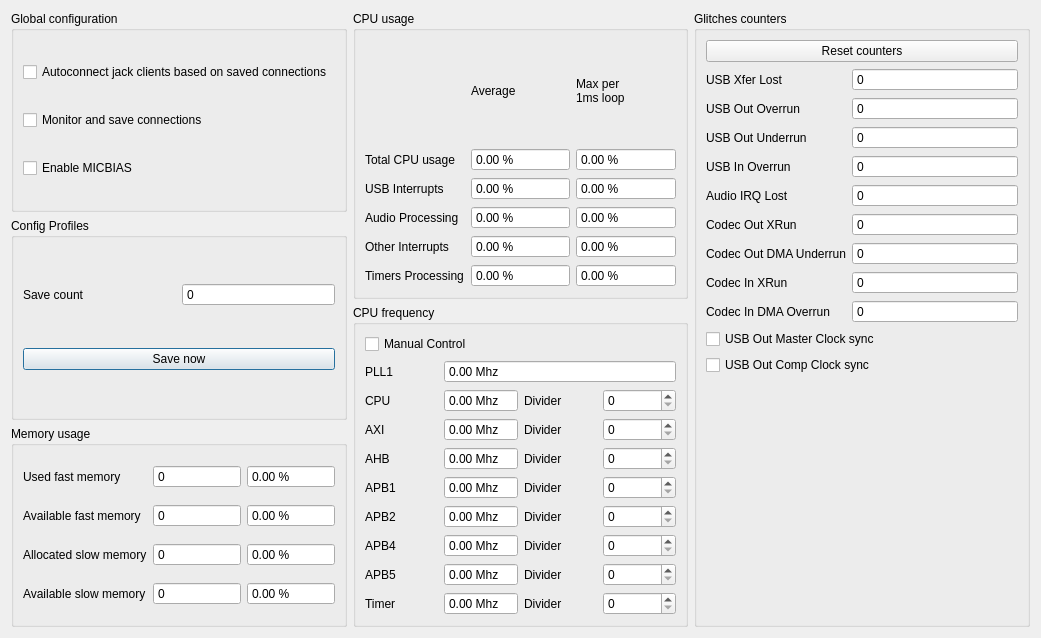
Qt form damc_gui/GlobalConfigDialog.ui (amurzeau/damc) before a commit.
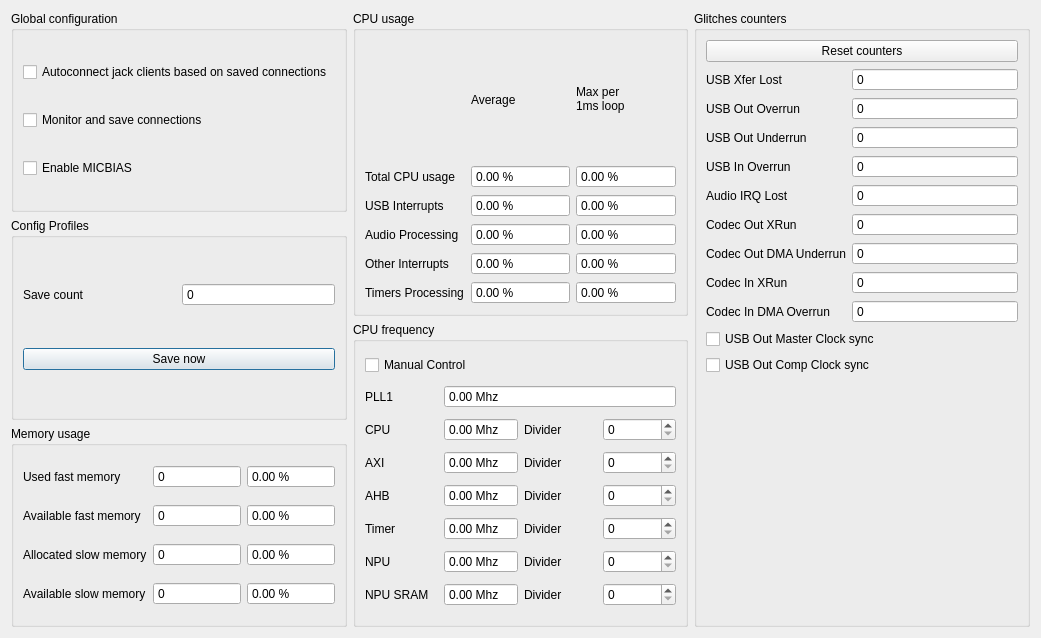
The same form after that commit.

Commit message: damc_gui: add NPU frequencies and dividers

```diff
--- a/damc_gui/GlobalConfigDialog.ui
+++ b/damc_gui/GlobalConfigDialog.ui
@@ -484,22 +484,18 @@
         <string>CPU frequency</string>
        </property>
        <layout class="QGridLayout" name="gridLayout_4">
-        <item row="1" column="0">
-         <widget class="QLabel" name="pllFrequencyLabel">
-          <property name="text">
-           <string>PLL1</string>
-          </property>
-         </widget>
+        <item row="5" column="3">
+         <widget class="QSpinBox" name="timerDividerSpinBox"/>
         </item>
-        <item row="2" column="0">
-         <widget class="QLabel" name="cpuFrequencyLabel">
+        <item row="7" column="2">
+         <widget class="QLabel" name="npuSramDividerLabel">
           <property name="text">
-           <string>CPU</string>
+           <string>Divider</string>
           </property>
          </widget>
         </item>
-        <item row="2" column="1">
-         <widget class="QDoubleSpinBox" name="cpuFrequencySpinBox">
+        <item row="1" column="1" colspan="3">
+         <widget class="QDoubleSpinBox" name="pllFrequencySpinBox">
           <property name="readOnly">
            <bool>true</bool>
           </property>
@@ -514,16 +510,6 @@
           </property>
          </widget>
         </item>
-        <item row="2" column="2">
-         <widget class="QLabel" name="cpuDividerLabel">
-          <property name="text">
-           <string>Divider</string>
-          </property>
-         </widget>
-        </item>
-        <item row="2" column="3">
-         <widget class="QSpinBox" name="cpuDividerSpinBox"/>
-        </item>
         <item row="3" column="0">
          <widget class="QLabel" name="axiFrequencyLabel">
           <property name="text">
@@ -531,8 +517,8 @@
           </property>
          </widget>
         </item>
-        <item row="3" column="1">
-         <widget class="QDoubleSpinBox" name="axiFrequencySpinBox">
+        <item row="6" column="1">
+         <widget class="QDoubleSpinBox" name="npuFrequencySpinBox">
           <property name="readOnly">
            <bool>true</bool>
           </property>
@@ -547,15 +533,19 @@
           </property>
          </widget>
         </item>
-        <item row="3" column="2">
-         <widget class="QLabel" name="axiDividerLabel">
+        <item row="2" column="2">
+         <widget class="QLabel" name="cpuDividerLabel">
           <property name="text">
            <string>Divider</string>
           </property>
          </widget>
         </item>
-        <item row="3" column="3">
-         <widget class="QSpinBox" name="axiDividerSpinBox"/>
+        <item row="7" column="0">
+         <widget class="QLabel" name="npuSramFrequencyLabel">
+          <property name="text">
+           <string>NPU SRAM</string>
+          </property>
+         </widget>
         </item>
         <item row="4" column="0">
          <widget class="QLabel" name="ahbFrequencyLabel">
@@ -564,8 +554,8 @@
           </property>
          </widget>
         </item>
-        <item row="4" column="1">
-         <widget class="QDoubleSpinBox" name="ahbFrequencySpinBox">
+        <item row="7" column="1">
+         <widget class="QDoubleSpinBox" name="npuSramFrequencySpinBox">
           <property name="readOnly">
            <bool>true</bool>
           </property>
@@ -580,6 +570,13 @@
           </property>
          </widget>
         </item>
+        <item row="2" column="0">
+         <widget class="QLabel" name="cpuFrequencyLabel">
+          <property name="text">
+           <string>CPU</string>
+          </property>
+         </widget>
+        </item>
         <item row="4" column="2">
          <widget class="QLabel" name="ahbDividerLabel">
           <property name="text">
@@ -590,173 +587,15 @@
         <item row="4" column="3">
          <widget class="QSpinBox" name="ahbDividerSpinBox"/>
         </item>
-        <item row="5" column="0">
-         <widget class="QLabel" name="apb1FrequencyLabel">
-          <property name="text">
-           <string>APB1</string>
-          </property>
-         </widget>
-        </item>
-        <item row="5" column="1">
-         <widget class="QDoubleSpinBox" name="apb1FrequencySpinBox">
-          <property name="readOnly">
-           <bool>true</bool>
-          </property>
-          <property name="buttonSymbols">
-           <enum>QAbstractSpinBox::NoButtons</enum>
-          </property>
-          <property name="suffix">
-           <string> Mhz</string>
-          </property>
-          <property name="maximum">
-           <double>999.990000000000009</double>
-          </property>
-         </widget>
-        </item>
-        <item row="5" column="2">
-         <widget class="QLabel" name="apb1DividerLabel">
-          <property name="text">
-           <string>Divider</string>
-          </property>
-         </widget>
-        </item>
-        <item row="5" column="3">
-         <widget class="QSpinBox" name="apb1DividerSpinBox"/>
-        </item>
-        <item row="6" column="0">
-         <widget class="QLabel" name="apb2FrequencyLabel">
-          <property name="text">
-           <string>APB2</string>
-          </property>
-         </widget>
-        </item>
-        <item row="6" column="1">
-         <widget class="QDoubleSpinBox" name="apb2FrequencySpinBox">
-          <property name="readOnly">
-           <bool>true</bool>
-          </property>
-          <property name="buttonSymbols">
-           <enum>QAbstractSpinBox::NoButtons</enum>
-          </property>
-          <property name="suffix">
-           <string> Mhz</string>
-          </property>
-          <property name="maximum">
-           <double>999.990000000000009</double>
-          </property>
-         </widget>
-        </item>
         <item row="6" column="2">
-         <widget class="QLabel" name="apb2DividerLabel">
+         <widget class="QLabel" name="npuDividerLabel">
           <property name="text">
            <string>Divider</string>
           </property>
          </widget>
         </item>
-        <item row="6" column="3">
-         <widget class="QSpinBox" name="apb2DividerSpinBox"/>
-        </item>
-        <item row="7" column="0">
-         <widget class="QLabel" name="apb4FrequencyLabel">
-          <property name="text">
-           <string>APB4</string>
-          </property>
-         </widget>
-        </item>
-        <item row="7" column="1">
-         <widget class="QDoubleSpinBox" name="apb4FrequencySpinBox">
-          <property name="readOnly">
-           <bool>true</bool>
-          </property>
-          <property name="buttonSymbols">
-           <enum>QAbstractSpinBox::NoButtons</enum>
-          </property>
-          <property name="suffix">
-           <string> Mhz</string>
-          </property>
-          <property name="maximum">
-           <double>999.990000000000009</double>
-          </property>
-         </widget>
-        </item>
-        <item row="7" column="2">
-         <widget class="QLabel" name="apb4DividerLabel">
-          <property name="text">
-           <string>Divider</string>
-          </property>
-         </widget>
-        </item>
-        <item row="7" column="3">
-         <widget class="QSpinBox" name="apb4DividerSpinBox"/>
-        </item>
-        <item row="8" column="0">
-         <widget class="QLabel" name="apb5FrequencyLabel">
-          <property name="text">
-           <string>APB5</string>
-          </property>
-         </widget>
-        </item>
-        <item row="8" column="1">
-         <widget class="QDoubleSpinBox" name="apb5FrequencySpinBox">
-          <property name="readOnly">
-           <bool>true</bool>
-          </property>
-          <property name="buttonSymbols">
-           <enum>QAbstractSpinBox::NoButtons</enum>
-          </property>
-          <property name="suffix">
-           <string> Mhz</string>
-          </property>
-          <property name="maximum">
-           <double>999.990000000000009</double>
-          </property>
-         </widget>
-        </item>
-        <item row="8" column="2">
-         <widget class="QLabel" name="apb5DividerLabel">
-          <property name="text">
-           <string>Divider</string>
-          </property>
-         </widget>
-        </item>
-        <item row="8" column="3">
-         <widget class="QSpinBox" name="apb5DividerSpinBox"/>
-        </item>
-        <item row="9" column="0">
-         <widget class="QLabel" name="timerFrequencyLabel">
-          <property name="text">
-           <string>Timer</string>
-          </property>
-         </widget>
-        </item>
-        <item row="9" column="1">
-         <widget class="QDoubleSpinBox" name="timerFrequencySpinBox">
-          <property name="readOnly">
-           <bool>true</bool>
-          </property>
-          <property name="buttonSymbols">
-           <enum>QAbstractSpinBox::NoButtons</enum>
-          </property>
-          <property name="suffix">
-           <string> Mhz</string>
-          </property>
-          <property name="maximum">
-           <double>999.990000000000009</double>
-          </property>
-         </widget>
-        </item>
-        <item row="9" column="2">
-         <widget class="QLabel" name="timerDividerLabel">
-          <property name="text">
-           <string>Divider</string>
-          </property>
-         </widget>
-        </item>
-        <item row="9" column="3">
-         <widget class="QSpinBox" name="timerDividerSpinBox"/>
-        </item>
-        <item row="1" column="1" colspan="3">
-         <widget class="QDoubleSpinBox" name="pllFrequencySpinBox">
+        <item row="4" column="1">
+         <widget class="QDoubleSpinBox" name="ahbFrequencySpinBox">
           <property name="readOnly">
            <bool>true</bool>
           </property>
@@ -778,6 +617,101 @@
           </property>
          </widget>
         </item>
+        <item row="5" column="0">
+         <widget class="QLabel" name="timerFrequencyLabel">
+          <property name="text">
+           <string>Timer</string>
+          </property>
+         </widget>
+        </item>
+        <item row="3" column="3">
+         <widget class="QSpinBox" name="axiDividerSpinBox"/>
+        </item>
+        <item row="2" column="3">
+         <widget class="QSpinBox" name="cpuDividerSpinBox"/>
+        </item>
+        <item row="3" column="2">
+         <widget class="QLabel" name="axiDividerLabel">
+          <property name="text">
+           <string>Divider</string>
+          </property>
+         </widget>
+        </item>
+        <item row="3" column="1">
+         <widget class="QDoubleSpinBox" name="axiFrequencySpinBox">
+          <property name="readOnly">
+           <bool>true</bool>
+          </property>
+          <property name="buttonSymbols">
+           <enum>QAbstractSpinBox::NoButtons</enum>
+          </property>
+          <property name="suffix">
+           <string> Mhz</string>
+          </property>
+          <property name="maximum">
+           <double>999.990000000000009</double>
+          </property>
+         </widget>
+        </item>
+        <item row="5" column="2">
+         <widget class="QLabel" name="timerDividerLabel">
+          <property name="text">
+           <string>Divider</string>
+          </property>
+         </widget>
+        </item>
+        <item row="2" column="1">
+         <widget class="QDoubleSpinBox" name="cpuFrequencySpinBox">
+          <property name="readOnly">
+           <bool>true</bool>
+          </property>
+          <property name="buttonSymbols">
+           <enum>QAbstractSpinBox::NoButtons</enum>
+          </property>
+          <property name="suffix">
+           <string> Mhz</string>
+          </property>
+          <property name="maximum">
+           <double>999.990000000000009</double>
+          </property>
+         </widget>
+        </item>
+        <item row="7" column="3">
+         <widget class="QSpinBox" name="npuSramDividerSpinBox"/>
+        </item>
+        <item row="6" column="3">
+         <widget class="QSpinBox" name="npuDividerSpinBox"/>
+        </item>
+        <item row="5" column="1">
+         <widget class="QDoubleSpinBox" name="timerFrequencySpinBox">
+          <property name="readOnly">
+           <bool>true</bool>
+          </property>
+          <property name="buttonSymbols">
+           <enum>QAbstractSpinBox::NoButtons</enum>
+          </property>
+          <property name="suffix">
+           <string> Mhz</string>
+          </property>
+          <property name="maximum">
+           <double>999.990000000000009</double>
+          </property>
+         </widget>
+        </item>
+        <item row="1" column="0">
+         <widget class="QLabel" name="pllFrequencyLabel">
+          <property name="text">
+           <string>PLL1</string>
+          </property>
+         </widget>
+        </item>
+        <item row="6" column="0">
+         <widget class="QLabel" name="npuFrequencyLabel">
+          <property name="text">
+           <string>NPU</string>
+          </property>
+         </widget>
+        </item>
        </layout>
       </widget>
      </item>
```
The commit also changes 2 other files.
